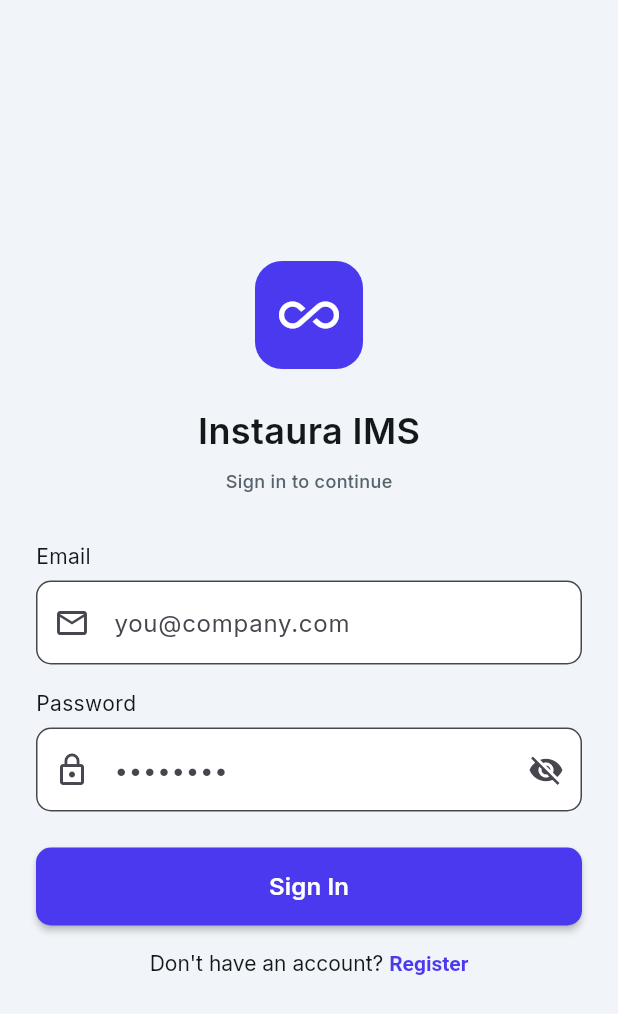
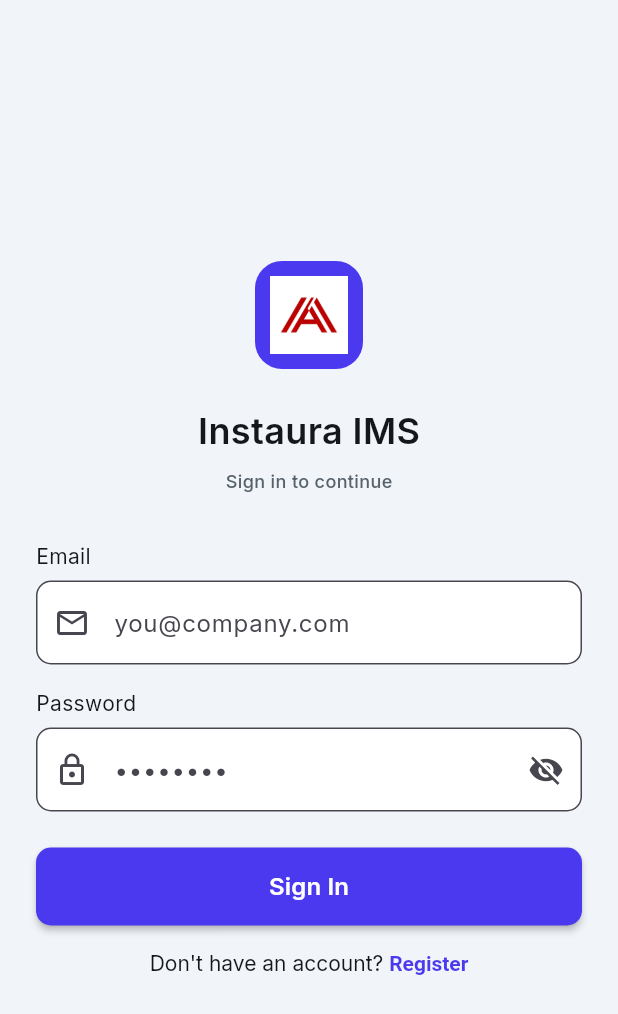
Before and after one commit to Prince364133/IMS-SYSTEM, a Flutter app: the PendingApprovalPage screen opened by its route, after a tap on "Return to Login", on a phone screen of 412 x 824 dp. Shown: the top 1014 px of the screen. Run offline on Flutter 3.47's test engine with Material 3 defaults, Android fonts, the phone set to English and light mode, and no system bars; our stand-ins replace go_router, google_fonts, shared_preferences, webview_flutter; accounts and stored records are empty.

Commit message:
feat: add official Instaura logo across login, sidebar, and pending page

```diff
--- a/flutter_app/lib/pages/auth/login_page.dart
+++ b/flutter_app/lib/pages/auth/login_page.dart
@@ -77,7 +77,10 @@ class _LoginPageState extends State<LoginPage> {
                         color:        theme.primary,
                         borderRadius: BorderRadius.circular(18),
                       ),
-                      child: const Icon(Icons.all_inclusive, color: Colors.white, size: 40),
+                      child: Padding(
+                        padding: const EdgeInsets.all(10),
+                        child: Image.asset('assets/images/logo.png', width: 46, height: 46, fit: BoxFit.contain),
+                      ),
                     ),
                   ),
                   const SizedBox(height: 24),
--- a/flutter_app/lib/pages/auth/pending_approval_page.dart
+++ b/flutter_app/lib/pages/auth/pending_approval_page.dart
@@ -33,7 +33,7 @@ class PendingApprovalPage extends StatelessWidget {
           child: Column(
             mainAxisAlignment: MainAxisAlignment.center,
             children: [
-              Icon(Icons.hourglass_empty, size: 80, color: theme.secondaryText),
+              Image.asset('assets/images/logo.png', width: 80, height: 80),
               const SizedBox(height: 24),
               Text(
                 'Awaiting Approval',
--- a/flutter_app/lib/widgets/nav_wrapper.dart
+++ b/flutter_app/lib/widgets/nav_wrapper.dart
@@ -53,7 +53,7 @@ class _Sidebar extends StatelessWidget {
             Padding(
               padding: const EdgeInsets.fromLTRB(20, 24, 20, 0),
               child: Row(children: [
-                Icon(Icons.all_inclusive, color: theme.primary, size: 28),
+                Image.asset('assets/images/logo.png', width: 28, height: 28, fit: BoxFit.contain),
                 const SizedBox(width: 8),
                 Text('Instaura', style: theme.headlineSmall),
               ]),
```
Also changed, not shown: flutter_app/assets/images/logo.png (added), 1 other file.
